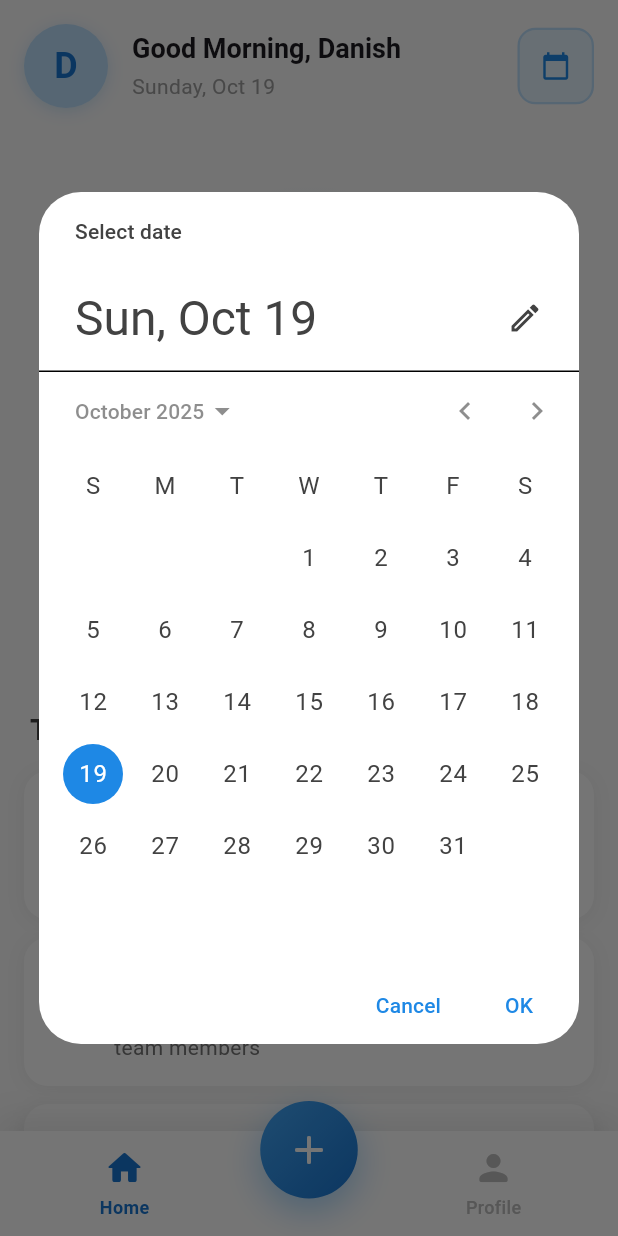
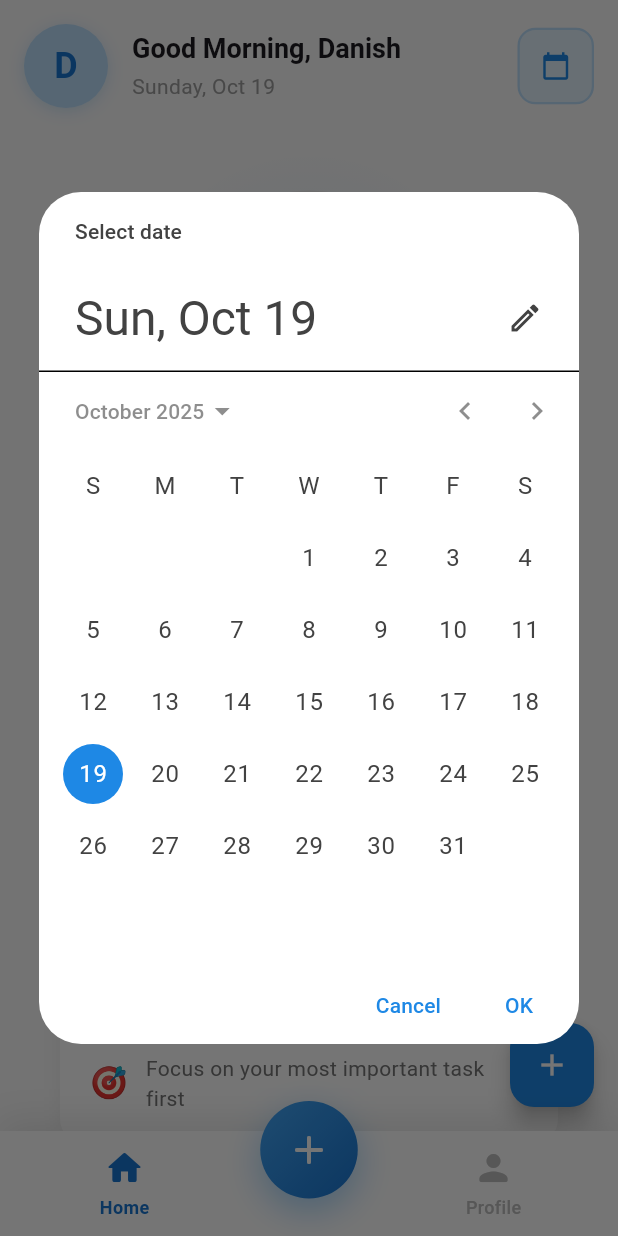
Before and after one commit to AS-Danish/Do-3-Things, a Flutter app: the screen it shows after launch, after a tap on the "calendar today" icon, on a phone screen of 412 x 824 dp. Run offline on Flutter 3.47's test engine with Material 3 defaults, Android fonts, the phone set to English and light mode, and no system bars; our stand-ins replace firebase_core, hive, hive_flutter; accounts and stored records are empty; generated files the repository leaves out were written again.

Commit message:
Displaying Tasks Stored in the Hive Database in the HomeScreen

```diff
--- a/lib/Screens/HomeScreen.dart
+++ b/lib/Screens/HomeScreen.dart
@@ -2,13 +2,19 @@ import 'package:flutter/material.dart';
 import 'dart:math' as math;
 import 'dart:ui' as ui;
 import '../models/task.dart';
+import '../services/TaskService.dart';
 import '../widgets/EditTaskModal.dart';
 import '../widgets/TaskOptionsPopUp.dart';
 import '../widgets/TasksLists.dart';
 
 /// Main Home Screen Widget
 class HomeScreen extends StatefulWidget {
-  const HomeScreen({super.key});
+  final String userId;
+
+  const HomeScreen({
+    super.key,
+    required this.userId,
+  });
 
   @override
   State<HomeScreen> createState() => _HomeScreenState();
@@ -27,9 +33,11 @@ class _HomeScreenState extends State<HomeScreen> with TickerProviderStateMixin {
   // ============== STATE VARIABLES ==============
   late AnimationController _progressController;
   late Animation<double> _progressAnimation;
+  late TaskService _taskService;
   DateTime selectedDate = DateTime.now();
 
   List<Task> tasks = [];
+  bool isLoading = true;
 
   int get completedTasks => tasks.where((task) => task.isCompleted).length;
   int get totalTasks => tasks.length;
@@ -38,31 +46,41 @@ class _HomeScreenState extends State<HomeScreen> with TickerProviderStateMixin {
   @override
   void initState() {
     super.initState();
-    _initializeSampleTasks();
+    _taskService = TaskService(widget.userId);
     _initializeAnimation();
+    _loadTasksFromHive();
   }
 
-  void _initializeSampleTasks() {
-    tasks = [
-      Task(
-        id: '1',
-        title: 'Complete project documentation',
-        description: 'Write comprehensive documentation for the new feature',
-        dueDate: DateTime.now().add(const Duration(days: 2)),
-      ),
-      Task(
-        id: '2',
-        title: 'Review pull requests',
-        description: 'Review and approve pending PRs from team members',
-        dueDate: DateTime.now().add(const Duration(days: 1)),
-      ),
-      Task(
-        id: '3',
-        title: 'Update design mockups',
-        description: 'Finalize UI designs based on client feedback',
-        dueDate: DateTime.now().add(const Duration(days: 3)),
-      ),
-    ];
+  void _loadTasksFromHive() {
+    setState(() {
+      isLoading = true;
+    });
+
+    try {
+      final loadedTasks = _taskService.loadLocalTasks();
+      setState(() {
+        tasks = loadedTasks;
+        isLoading = false;
+      });
+      _updateProgressAnimation();
+
+      // Animate to current progress after loading
+      WidgetsBinding.instance.addPostFrameCallback((_) {
+        if (mounted) {
+          _progressController.forward();
+        }
+      });
+    } catch (e) {
+      setState(() {
+        isLoading = false;
+      });
+      // Show error message
+      if (mounted) {
+        ScaffoldMessenger.of(context).showSnackBar(
+          SnackBar(content: Text('Error loading tasks: $e')),
+        );
+      }
+    }
   }
 
   void _initializeAnimation() {
@@ -72,12 +90,6 @@ class _HomeScreenState extends State<HomeScreen> with TickerProviderStateMixin {
     );
 
     _updateProgressAnimation();
-
-    WidgetsBinding.instance.addPostFrameCallback((_) {
-      if (mounted) {
-        _progressController.forward();
-      }
-    });
   }
 
   @override
@@ -103,6 +115,18 @@ class _HomeScreenState extends State<HomeScreen> with TickerProviderStateMixin {
   }
 
   // ============== TASK METHODS ==============
+  Future<void> _saveTasksToHive() async {
+    try {
+      await _taskService.saveTasksToHive(tasks);
+    } catch (e) {
+      if (mounted) {
+        ScaffoldMessenger.of(context).showSnackBar(
+          SnackBar(content: Text('Error saving tasks: $e')),
+        );
+      }
+    }
+  }
+
   void _selectDate() async {
     final DateTime? picked = await showDatePicker(
       context: context,
@@ -137,6 +161,7 @@ class _HomeScreenState extends State<HomeScreen> with TickerProviderStateMixin {
     });
     final newProgress = completedTasks / totalTasks;
     _animateToProgress(newProgress);
+    _saveTasksToHive();
   }
 
   void _deleteTask(String taskId) {
@@ -145,6 +170,7 @@ class _HomeScreenState extends State<HomeScreen> with TickerProviderStateMixin {
     });
     final newProgress = totalTasks > 0 ? completedTasks / totalTasks : 0.0;
     _animateToProgress(newProgress);
+    _saveTasksToHive();
   }
 
   void _editTask(String taskId) {
@@ -165,6 +191,7 @@ class _HomeScreenState extends State<HomeScreen> with TickerProviderStateMixin {
               task.description = updatedTask.description;
               task.dueDate = updatedTask.dueDate;
             });
+            _saveTasksToHive();
           },
         );
       },
@@ -302,15 +329,18 @@ class _HomeScreenState extends State<HomeScreen> with TickerProviderStateMixin {
             ElevatedButton(
               onPressed: () {
                 if (titleController.text.trim().isNotEmpty) {
+                  final newTask = Task(
+                    id: DateTime.now().millisecondsSinceEpoch.toString(),
+                    title: titleController.text.trim(),
+                    description: descriptionController.text.trim(),
+                    dueDate: selectedDueDate,
+                  );
+
                   setState(() {
-                    tasks.add(Task(
-                      id: DateTime.now().toString(),
-                      title: titleController.text.trim(),
-                      description: descriptionController.text.trim(),
-                      dueDate: selectedDueDate,
-                    ));
+                    tasks.add(newTask);
                   });
                   _updateProgressAnimation();
+                  _saveTasksToHive();
                   Navigator.pop(context);
                 }
               },
@@ -332,7 +362,13 @@ class _HomeScreenState extends State<HomeScreen> with TickerProviderStateMixin {
   Widget build(BuildContext context) {
     return Scaffold(
       backgroundColor: Colors.grey[50],
-      body: SafeArea(
+      body: isLoading
+          ? Center(
+        child: CircularProgressIndicator(
+          color: Colors.blue[600],
+        ),
+      )
+          : SafeArea(
         child: SingleChildScrollView(
           child: Padding(
             padding: const EdgeInsets.all(paddingHorizontal),
@@ -347,6 +383,13 @@ class _HomeScreenState extends State<HomeScreen> with TickerProviderStateMixin {
             ),
           ),
         ),
+      ),
+      floatingActionButton: isLoading
+          ? null
+          : FloatingActionButton(
+        onPressed: _addNewTask,
+        backgroundColor: Colors.blue[600],
+        child: const Icon(Icons.add, color: Colors.white),
       ),
     );
   }
--- a/lib/Screens/MainScreen.dart
+++ b/lib/Screens/MainScreen.dart
@@ -14,13 +14,16 @@ class MainScreen extends StatefulWidget {
 class _MainScreenState extends State<MainScreen> {
   int _currentIndex = 0;
 
+  // Default userId until login system is implemented
+  static const String defaultUserId = 'default_user';
+
   late final List<Widget> _screens;
 
   @override
   void initState() {
     super.initState();
     _screens = [
-      const HomeScreen(),      // Index 0
+      const HomeScreen(userId: defaultUserId),      // Index 0
       const ProfileScreen(),   // Index 1
     ];
   }
--- /dev/null
+++ b/lib/services/TaskService.dart
@@ -0,0 +1,22 @@
+import 'package:hive/hive.dart';
+import '../models/task.dart';
+
+class TaskService {
+  final tasksBox = Hive.box<Task>('tasksBox');
+  final String userId;
+
+  TaskService(this.userId);
+
+  // 🟢 Load from Hive (local cache)
+  List<Task> loadLocalTasks() {
+    return tasksBox.values.toList();
+  }
+
+  // 🟢 Save tasks to Hive
+  Future<void> saveTasksToHive(List<Task> tasks) async {
+    await tasksBox.clear(); // Replace all existing data
+    for (var task in tasks) {
+      await tasksBox.put(task.id, task);
+    }
+  }
+}
```
